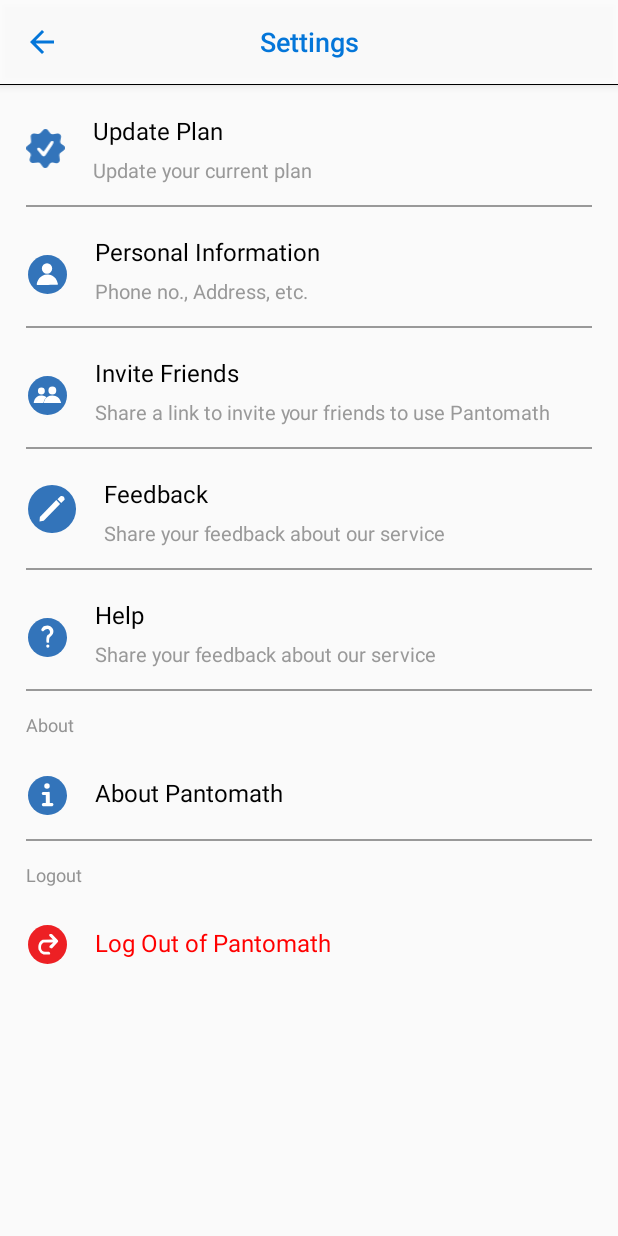
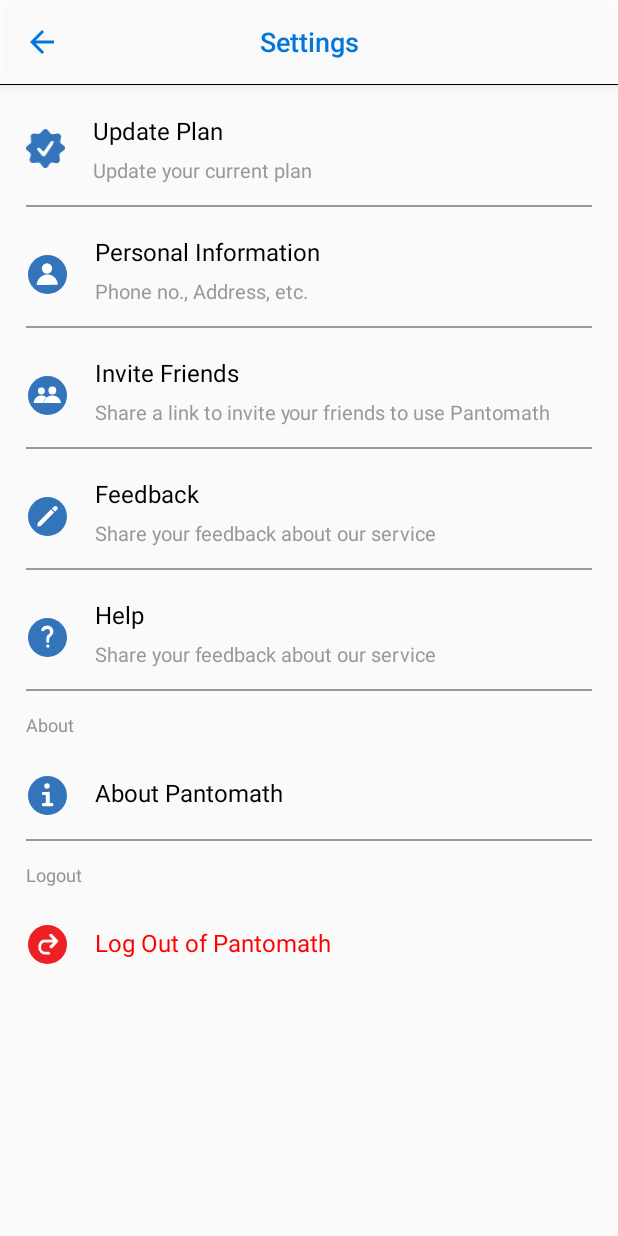
Before and after one commit to anukulnarkhede/Pantomath, an Android app: the Settings screen opened directly, with no data from a screen before it, on a phone screen of 412 x 824 dp. Run offline under Robolectric (Android 15) with nearby library versions, the phone set to English and light mode, and no system bars.

```diff
--- a/app/src/main/res/layout/settings.xml
+++ b/app/src/main/res/layout/settings.xml
@@ -237,9 +237,9 @@
 
     <ImageView
         android:id="@+id/imageView4"
-        android:layout_marginTop="24.3dp"
-        android:layout_width="32dp"
-        android:layout_height="32dp"
+        android:layout_marginTop="32dp"
+        android:layout_width="26dp"
+        android:layout_height="26dp"
         android:src="@drawable/feedback"
         android:layout_marginStart="18.7dp"
         app:layout_constraintStart_toStartOf="parent"
```
